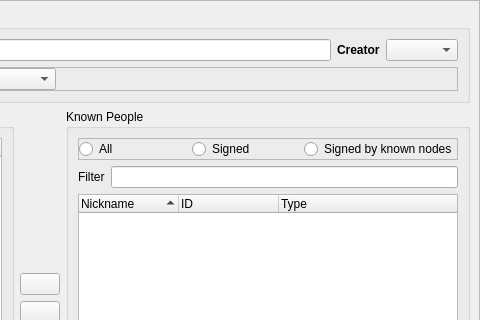
RetroShare/RetroShare, file retroshare-gui/src/gui/Circles/CreateCircleDialog.ui: the form before one commit; both pictures show x 401 to 881 and y 0 to 320 of the 881 by 515 pixel window.
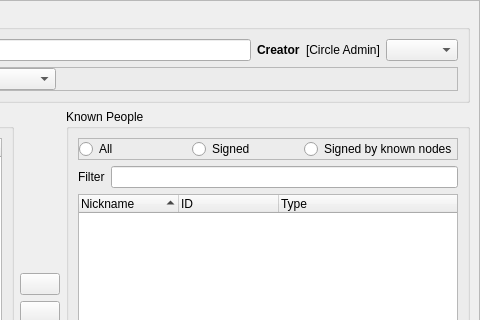
The form after the commit. Icons and pictures are not drawn. Custom widgets are drawn as their Qt base class.

Commit message: improved display of circle creator ID

The edit to the form file:
```diff
--- a/retroshare-gui/src/gui/Circles/CreateCircleDialog.ui
+++ b/retroshare-gui/src/gui/Circles/CreateCircleDialog.ui
@@ -265,6 +265,13 @@
              </property>
             </widget>
            </item>
+           <item>
+            <widget class="GxsIdLabel" name="circleAdminLabel">
+             <property name="text">
+              <string>[Circle Admin]</string>
+             </property>
+            </widget>
+           </item>
            <item>
             <widget class="GxsIdChooser" name="idChooser">
              <property name="toolTip">
@@ -386,6 +393,11 @@
    <extends>QComboBox</extends>
    <header>gui/gxs/GxsCircleChooser.h</header>
   </customwidget>
+  <customwidget>
+   <class>GxsIdLabel</class>
+   <extends>QLabel</extends>
+   <header>gui/gxs/GxsIdLabel.h</header>
+  </customwidget>
  </customwidgets>
  <resources>
   <include location="../images.qrc"/>
```
The commit also changes 1 other file.
